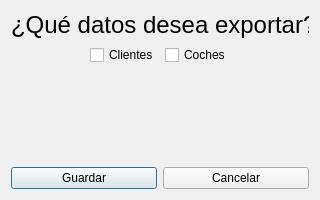
Old version of the form ui/dlgTipoExportacion.ui in the repository arielcostas/dam-di-costasguerrero.
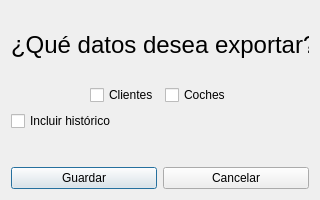
New version of the form.

Commit message: Permitir exportar o no histórico en Excel

The edit to the form file:
```diff
--- a/ui/dlgTipoExportacion.ui
+++ b/ui/dlgTipoExportacion.ui
@@ -83,20 +83,17 @@
     </layout>
    </item>
    <item>
-    <spacer name="verticalSpacer">
-     <property name="orientation">
-      <enum>Qt::Vertical</enum>
+    <widget class="QCheckBox" name="checkboxIncluirHistorico">
+     <property name="text">
+      <string>Incluir histórico</string>
      </property>
-     <property name="sizeHint" stdset="0">
-      <size>
-       <width>20</width>
-       <height>40</height>
-      </size>
-     </property>
-    </spacer>
+    </widget>
    </item>
    <item>
     <layout class="QHBoxLayout" name="horizontalLayout">
+     <property name="topMargin">
+      <number>30</number>
+     </property>
      <item>
       <widget class="QPushButton" name="buttonGuardar">
        <property name="text">
```
The commit also changes 5 other files.
